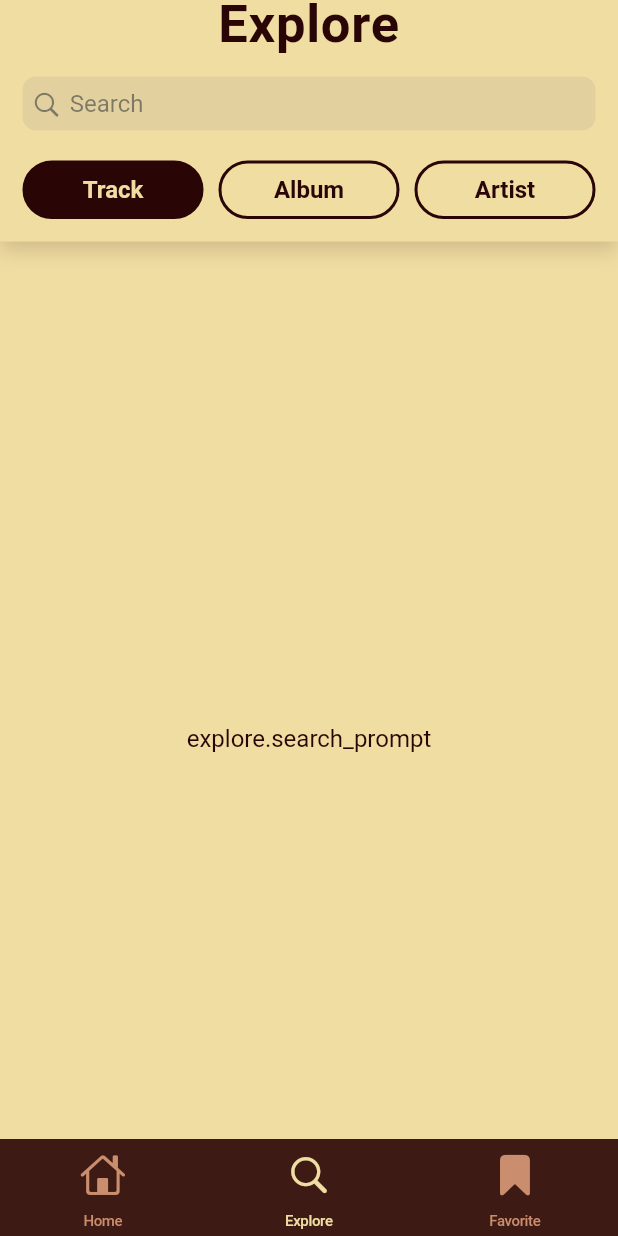
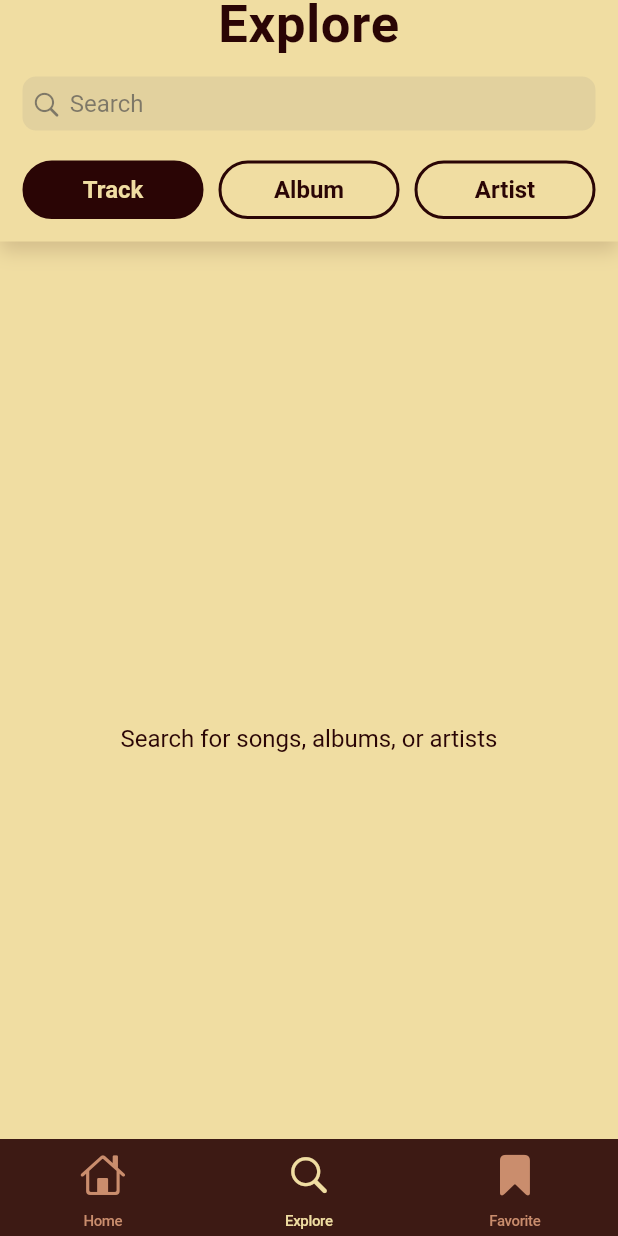
Before and after one commit to Vanehir/ChocoLyrics, a Flutter app: the screen it shows after launch, item 2 of the bottom bar chosen, on a phone screen of 412 x 824 dp. Run offline on Flutter 3.47's test engine with Material 3 defaults, Android fonts, the phone set to English and light mode, and no system bars; our stand-ins replace dio, easy_localization, flutter_secure_storage; network calls fail; Roboto replaces fonts that are missing (Calibri, Montserrat).

Commit message:
Merge branch 'favorite_screen' into explore_screen + Fix: fixed bad url syntax

```diff
--- a/lib/data/models/album.dart
+++ b/lib/data/models/album.dart
@@ -1,12 +1,10 @@
 import 'package:choco_lyrics/data/models/artist.dart';
-
 class Album {
   final String id;
   final String name;
   final List<Artist> artists;
   final String coverUrl;
   final int totalTracks;
-
   Album({
     required this.id,
     required this.name,
@@ -14,7 +12,6 @@ class Album {
     required this.coverUrl,
     required this.totalTracks,
   });
-
   factory Album.fromJson(Map<String, dynamic> json) {
     return Album(
       id: json['id'] ?? '',
@@ -26,7 +23,6 @@ class Album {
       totalTracks: json['total_tracks'] ?? 0,
     );
   }
-
   @override
   String toString() {
     return 'Album: $name, \n'
--- a/lib/data/models/artist.dart
+++ b/lib/data/models/artist.dart
@@ -2,13 +2,11 @@ class Artist {
   final String name;
   final String imageUrl;
   final List<String> genres;
-
   Artist({
     required this.name,
     required this.imageUrl,
     required this.genres,
   });
-
   factory Artist.fromJson(Map<String, dynamic> json) {
     return Artist(
       name: json['name'] ?? '',
@@ -16,7 +14,6 @@ class Artist {
       genres: List<String>.from(json['genres'] ?? []),
     );
   }
-
   @override
   String toString() {
     return 'Artist: $name, \n'
--- a/lib/data/models/song.dart
+++ b/lib/data/models/song.dart
@@ -1,23 +1,18 @@
 import 'package:choco_lyrics/data/models/album.dart';
 import 'package:choco_lyrics/data/models/artist.dart';
-
 class Song {
   final String id;
   final String name;
   final int durationMs;
   final List<Artist> artists;
   final Album album;
-  final String albumId;  // I added this field or the album screen wouldn't work
-
   Song({
     required this.id,
     required this.name,
     required this.durationMs,
     required this.artists,
     required this.album,
-    required this.albumId,  // I added this field or the album screen wouldn't work
   });
-
   factory Song.fromJson(Map<String, dynamic> json) {
     return Song(
       id: json['id'] ?? '',
@@ -27,17 +22,14 @@ class Song {
           .map((artist) => Artist.fromJson(artist))
           .toList(),
       album: Album.fromJson(json['album']),
-      albumId: json['album']?['id'] ?? '',  // I added this field or the album screen wouldn't work
     );
   }
-
   @override
   String toString() {
     return 'Song: $name, \n'
         'Artists: ${artists.map((artist) => artist.name).join(', ')}, \n'
         'Duration: $durationMs, \n'
         'Album: ${album.name}, \n'
-        'Album Cover: ${album.coverUrl}\n'
-        'Album ID: $albumId\n';
+        'Album Cover: ${album.coverUrl}\n';
   }
 }
--- a/lib/screens/artist/artist_screen.dart
+++ b/lib/screens/artist/artist_screen.dart
@@ -34,14 +34,14 @@ class _ArtistScreenState extends State<ArtistScreen> {
       final spotifyRepository = SpotifyRepository();
       final results = await spotifyRepository.getItemFromSearch(
         query: widget.artist.name,
-        queryParameter: 'track',
+        queryParameter: SpotifySearchType.track,
       );
 
       // Filter songs by matching the artist
       final artistSongs = results
           .whereType<Song>()
-          .where((song) => song.artists
-              .any((artist) => artist.name.toLowerCase() == widget.artist.name.toLowerCase()))
+          .where((song) => song.artists.any((artist) =>
+              artist.name.toLowerCase() == widget.artist.name.toLowerCase()))
           .take(maxSongs)
           .toList();
 
--- a/lib/screens/explore/explore_screen.dart
+++ b/lib/screens/explore/explore_screen.dart
@@ -25,35 +25,46 @@ class _ExploreScreenState extends State<ExploreScreen> {
   final TextEditingController _searchController = TextEditingController();
   List<dynamic> _items = [];
   bool _isLoading = false;
-  String _activeFilter = 'track';
+  String? _error;
+  SpotifySearchType _activeFilter = SpotifySearchType.track;
 
   Future<void> _searchItems(String query) async {
     if (query.isEmpty) return;
 
     setState(() {
       _isLoading = true;
+      _error = null;
+      _items = []; // Clear previous results
     });
 
     try {
       final spotifyRepository = SpotifyRepository();
+      print('Searching with filter: ${_activeFilter}');
       final results = await spotifyRepository.getItemFromSearch(
         query: query,
         queryParameter: _activeFilter,
       );
+
+      print('Results received: ${results.length}');
+      if (results.isNotEmpty) {
+        print('First result type: ${results.first.runtimeType}');
+      }
+
       setState(() {
         _items = results;
+        _isLoading = false;
       });
     } catch (e) {
       print('Search error: $e');
-      // You might want to show an error message to the user here
-    } finally {
       setState(() {
+        _error = 'Failed to load results. Please try again.';
         _isLoading = false;
       });
     }
   }
 
   Widget _buildItemRow(dynamic item) {
+    print('Building row for item type: ${item.runtimeType}');
     if (item is Song) {
       return SongRow(
         song: item,
@@ -81,7 +92,6 @@ class _ExploreScreenState extends State<ExploreScreen> {
           );
         },
         onAddPressed: () {
-          // TODO: implement add to favorites
           print('Add album to favorites: ${item.name}');
         },
       );
@@ -97,15 +107,15 @@ class _ExploreScreenState extends State<ExploreScreen> {
           );
         },
         onAddPressed: () {
-          // TODO: implement add to favorites
           print('Add artist to favorites: ${item.name}');
         },
       );
     }
+    print('Unknown item type: ${item.runtimeType}');
     return const SizedBox.shrink();
   }
 
-  void _toggleFilter(String filter) {
+  void _toggleFilter(SpotifySearchType filter) {
     setState(() {
       _activeFilter = filter;
     });
@@ -120,12 +130,7 @@ class _ExploreScreenState extends State<ExploreScreen> {
       backgroundColor: beige,
       child: SafeArea(
         bottom: false,
-        child: Container(
-          width: MediaQuery.of(context).size.width,
-          height: MediaQuery.of(context).size.height,
         child: Column(
-            mainAxisSize: MainAxisSize.min,
-            crossAxisAlignment: CrossAxisAlignment.center,
           children: [
             Container(
               decoration: BoxDecoration(
@@ -167,24 +172,24 @@ class _ExploreScreenState extends State<ExploreScreen> {
                       Expanded(
                         child: FilterButton(
                           filterText: 'Track',
-                            isActive: _activeFilter == 'track',
-                            onTap: () => _toggleFilter('track'),
+                          isActive: _activeFilter == SpotifySearchType.track,
+                          onTap: () => _toggleFilter(SpotifySearchType.track),
                         ),
                       ),
                       const SizedBox(width: 10),
                       Expanded(
                         child: FilterButton(
                           filterText: 'Album',
-                            isActive: _activeFilter == 'album',
-                            onTap: () => _toggleFilter('album'),
+                          isActive: _activeFilter == SpotifySearchType.album,
+                          onTap: () => _toggleFilter(SpotifySearchType.album),
                         ),
                       ),
                       const SizedBox(width: 10),
                       Expanded(
                         child: FilterButton(
                           filterText: 'Artist',
-                            isActive: _activeFilter == 'artist',
-                            onTap: () => _toggleFilter('artist'),
+                          isActive: _activeFilter == SpotifySearchType.artist,
+                          onTap: () => _toggleFilter(SpotifySearchType.artist),
                         ),
                       ),
                     ],
@@ -195,39 +200,46 @@ class _ExploreScreenState extends State<ExploreScreen> {
             Expanded(
               child: _isLoading
                   ? const Center(child: CupertinoActivityIndicator())
+                  : _error != null
+                      ? Center(
+                          child: Text(
+                            _error!,
+                            style: const TextStyle(
+                              color: darkBrown,
+                              fontSize: 16,
+                            ),
+                          ),
+                        )
                       : _items.isEmpty
                           ? Center(
                               child: Text(
                                 _searchController.text.isEmpty
-                                  ? tr('explore.search_prompt')
-                                  : tr('explore.no_results'),
+                                    ? 'Search for songs, albums, or artists'
+                                    : 'No results found',
                                 style: const TextStyle(
                                   color: darkBrown,
                                   fontSize: 16,
-                                fontFamily: 'Roboto',
                                 ),
                               ),
                             )
-                        : SingleChildScrollView(
-                            padding: const EdgeInsets.only(left: 10, right: 10, bottom: 100,),
-
-                            child: Column(
-                              children: _items
-                                  .map((item) => Padding(
-                                        padding:
-                                            const EdgeInsets.only(top: 10.0),
-                                        child: _buildItemRow(item),
-                                      ))
-                                  .toList(),
-
+                          : ListView.builder(
+                              padding: const EdgeInsets.only(
+                                left: 10,
+                                right: 10,
+                                bottom: 100,
                               ),
-
+                              itemCount: _items.length,
+                              itemBuilder: (context, index) {
+                                return Padding(
+                                  padding: const EdgeInsets.only(top: 10.0),
+                                  child: _buildItemRow(_items[index]),
+                                );
+                              },
                             ),
             ),
           ],
         ),
       ),
-      ),
     );
   }
 }
--- a/lib/ui/cards/song_row.dart
+++ b/lib/ui/cards/song_row.dart
@@ -32,7 +32,7 @@ class SongRow extends StatelessWidget {
               height: 64,
               decoration: BoxDecoration(
                 image: DecorationImage(
-                  image: NetworkImage(song.albumCoverUrl),
+                  image: NetworkImage(song.album.coverUrl),
                   fit: BoxFit.fill,
                 ),
                 borderRadius: BorderRadius.circular(4.38),
```
Also changed, not shown: lib/data/repositories/spotify/spotify_repository.dart (+19 -1 lines), lib/screens/album/album_screen.dart (+4 -5 lines). Lines whose indentation alone changed are shown as unchanged.
